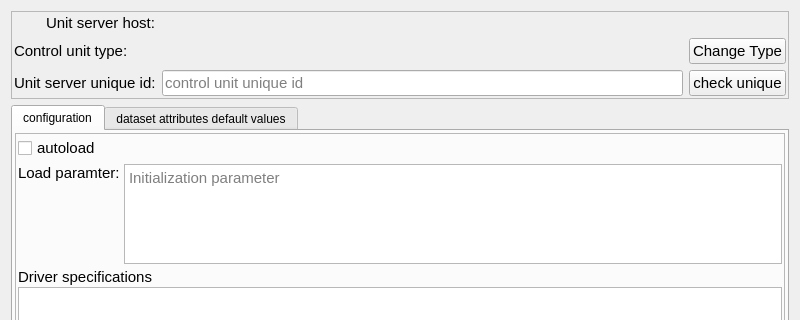
The window that ccs/node/control_unit/ControUnitInstanceEditor.ui (bisegni/chaosframework) describes before a commit, drawn with Qt 5; both pictures show x 0 to 800 and y 0 to 320 of the 800 by 560 pixel window.
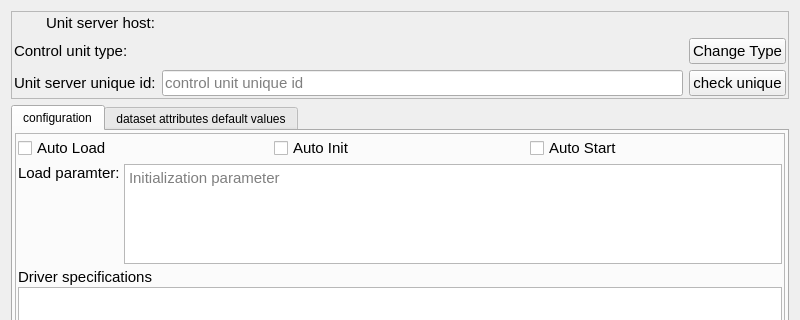
The same window after the commit.

```diff
--- a/ccs/node/control_unit/ControUnitInstanceEditor.ui
+++ b/ccs/node/control_unit/ControUnitInstanceEditor.ui
@@ -249,6 +249,11 @@
            <number>2</number>
           </property>
           <item>
+           <layout class="QHBoxLayout" name="horizontalLayout_6">
+            <property name="spacing">
+             <number>4</number>
+            </property>
+            <item>
            <widget class="QCheckBox" name="checkBoxAutoLoad">
             <property name="font">
              <font>
@@ -256,9 +261,35 @@
              </font>
             </property>
             <property name="text">
-             <string>autoload</string>
-            </property>
-           </widget>
+               <string>Auto Load</string>
+              </property>
+             </widget>
+            </item>
+            <item>
+             <widget class="QCheckBox" name="checkBoxAutoInit">
+              <property name="font">
+               <font>
+                <pointsize>11</pointsize>
+               </font>
+              </property>
+              <property name="text">
+               <string>Auto Init</string>
+              </property>
+             </widget>
+            </item>
+            <item>
+             <widget class="QCheckBox" name="checkBoxAutoStart">
+              <property name="font">
+               <font>
+                <pointsize>11</pointsize>
+               </font>
+              </property>
+              <property name="text">
+               <string>Auto Start</string>
+              </property>
+             </widget>
+            </item>
+           </layout>
           </item>
           <item>
            <layout class="QHBoxLayout" name="horizontalLayout_2">
```
Lines whose indentation alone changed are shown as unchanged.
